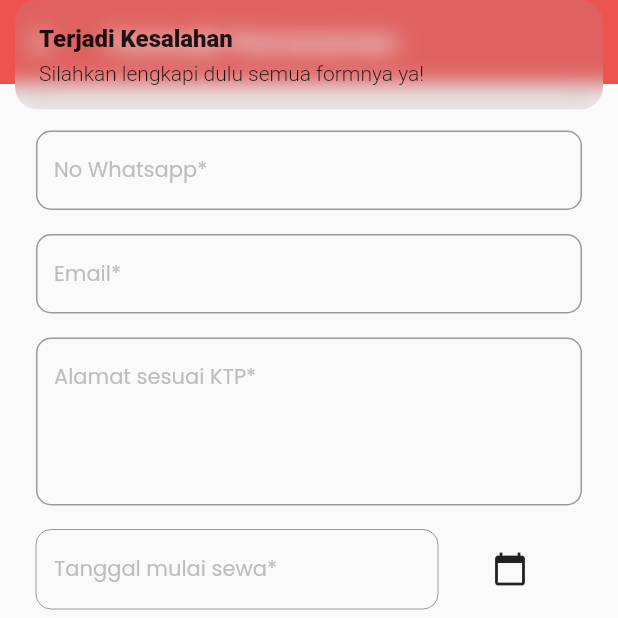
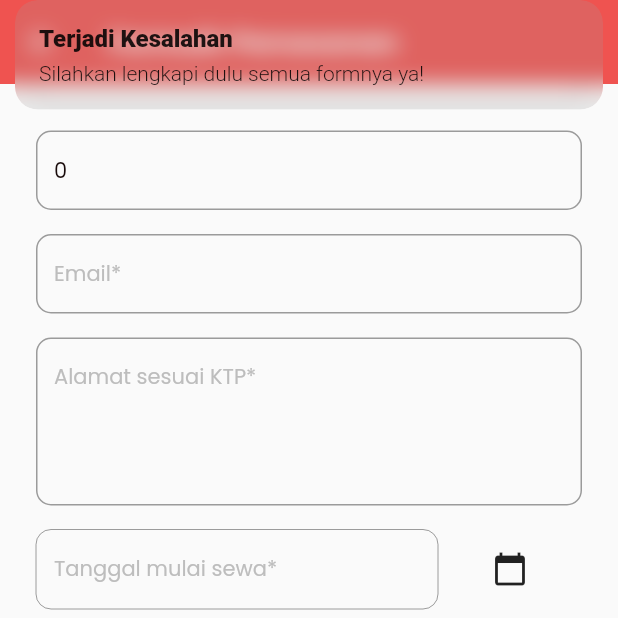
Before and after one commit to ahmadsufyan455/frentjogja, a Flutter app: the BookingForm screen opened directly with empty values, scrolled down 168 dp, after a tap on "Selanjutnya", on a phone screen of 412 x 824 dp, the top half of it. Run offline on Flutter 3.47's test engine with Material 2 defaults, Android fonts, the phone set to English and light mode, and no system bars; our stand-ins replace cloud_firestore, dropdown_button2, firebase_auth, firebase_core, get, google_fonts and 1 more; accounts and stored records are empty.

Commit message:
add auto completion user data in booking form

```diff
--- a/lib/modules/form/booking_form.dart
+++ b/lib/modules/form/booking_form.dart
@@ -62,7 +62,8 @@ class BookingForm extends StatelessWidget {
             vertical: 16.0,
           ),
           child: Center(
-            child: Column(
+            child: Obx(
+              () => Column(
                 children: [
                   Text(
                     'Silahkan lengkapi formulir ini ya!',
@@ -72,28 +73,32 @@ class BookingForm extends StatelessWidget {
                   FormInput(
                     inputAction: TextInputAction.next,
                     inputType: TextInputType.name,
-                  controller: controller.nameController,
+                    controller: controller.nameController
+                      ..text = controller.user.value.name,
                     hintText: 'Name*',
                   ),
                   const SizedBox(height: 16.0),
                   FormInput(
                     inputAction: TextInputAction.next,
                     inputType: TextInputType.number,
-                  controller: controller.idNumberController,
+                    controller: controller.idNumberController
+                      ..text = controller.user.value.idNumber.toString(),
                     hintText: 'NIK*',
                   ),
                   const SizedBox(height: 16.0),
                   FormInput(
                     inputAction: TextInputAction.next,
                     inputType: TextInputType.number,
-                  controller: controller.phoneController,
+                    controller: controller.phoneController
+                      ..text = controller.user.value.phoneNumber.toString(),
                     hintText: 'No Whatsapp*',
                   ),
                   const SizedBox(height: 16.0),
                   FormInput(
                     inputAction: TextInputAction.next,
                     inputType: TextInputType.emailAddress,
-                  controller: controller.emailController,
+                    controller: controller.emailController
+                      ..text = controller.user.value.email,
                     hintText: 'Email*',
                   ),
                   const SizedBox(height: 16.0),
@@ -142,8 +147,7 @@ class BookingForm extends StatelessWidget {
                   ),
                   const SizedBox(height: 16.0),
                   const DropDownInputPickUp(),
-                Obx(
-                  () => controller.pickUpLocation.value == 'Lainnya'
+                  controller.pickUpLocation.value == 'Lainnya'
                       ? Container(
                           margin: const EdgeInsets.only(top: 16.0),
                           child: FormInput(
@@ -155,12 +159,10 @@ class BookingForm extends StatelessWidget {
                           ),
                         )
                       : Container(),
-                ),
                   const SizedBox(height: 16.0),
                   const DropDownInputDelivery(),
                   const SizedBox(height: 16.0),
-                Obx(
-                  () => controller.deliveryLocation.value == 'Lainnya'
+                  controller.deliveryLocation.value == 'Lainnya'
                       ? Container(
                           margin: const EdgeInsets.only(bottom: 16.0),
                           child: FormInput(
@@ -172,7 +174,6 @@ class BookingForm extends StatelessWidget {
                           ),
                         )
                       : Container(),
-                ),
                   FormInput(
                     inputAction: TextInputAction.newline,
                     inputType: TextInputType.multiline,
@@ -233,6 +234,7 @@ class BookingForm extends StatelessWidget {
             ),
           ),
         ),
+      ),
     );
   }
 }
--- a/lib/modules/form/form_controller.dart
+++ b/lib/modules/form/form_controller.dart
@@ -1,11 +1,14 @@
 import 'dart:developer';
 
+import 'package:cloud_firestore/cloud_firestore.dart';
 import 'package:frent_jogja/models/booking.dart';
 import 'package:frent_jogja/modules/other/booking_success.dart';
 import 'package:frent_jogja/utils/constants.dart';
 import 'package:get/get.dart';
 import 'package:flutter/material.dart';
 import 'package:intl/intl.dart';
+
+import '../../models/user.dart';
 
 class FormController extends GetxController {
   late TextEditingController nameController;
@@ -21,11 +24,34 @@ class FormController extends GetxController {
 
   Rx<DateTime> selectedStartDate = DateTime.now().obs;
   Rx<DateTime> selectedEndDate = DateTime.now().obs;
+  Rx<UserModel> user = UserModel(
+    name: '',
+    idNumber: 0,
+    phoneNumber: 0,
+    email: '',
+  ).obs;
 
   RxString pickUpLocation = ''.obs;
   RxString deliveryLocation = ''.obs;
 
   int bookingId = DateTime.now().millisecondsSinceEpoch;
+
+  Stream<UserModel> userData() {
+    Stream<DocumentSnapshot<Map<String, dynamic>>> stream = firebaseFirestore
+        .collection('UserData')
+        .doc(auth.currentUser!.uid)
+        .snapshots();
+
+    return stream.map((qShot) {
+      Map<String, dynamic> data = qShot.data() as Map<String, dynamic>;
+      return UserModel(
+        name: data['name'],
+        idNumber: data['idNumber'],
+        phoneNumber: data['phoneNumber'],
+        email: data['email'],
+      );
+    });
+  }
 
   Future selectStartDate(BuildContext context) async {
     final DateTime? picked = await showDatePicker(
@@ -83,6 +109,7 @@ class FormController extends GetxController {
     endDateController = TextEditingController();
     otherPickUpController = TextEditingController();
     otherDeliveryController = TextEditingController();
+    user.bindStream(userData());
   }
 
   void submitFormUser(
```
Lines whose indentation alone changed are shown as unchanged.
